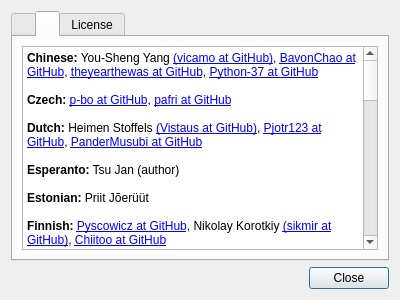
Above: feathernotes/about.ui from tsujan/FeatherNotes before the change. Below: the same form after it.
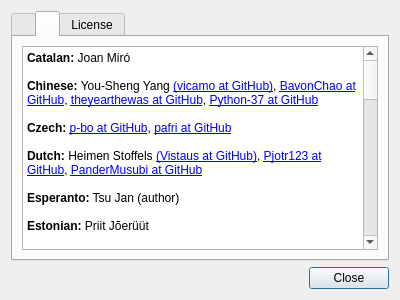
That is the form after the change. The open tabs and pages were chosen to show the change.

```diff
--- a/feathernotes/about.ui
+++ b/feathernotes/about.ui
@@ -97,6 +97,8 @@
 &lt;html&gt;&lt;head&gt;&lt;meta name=&quot;qrichtext&quot; content=&quot;1&quot; /&gt;&lt;style type=&quot;text/css&quot;&gt;
 p, li { white-space: pre-wrap; }
 &lt;/style&gt;&lt;/head&gt;&lt;body style=&quot;  font-weight:400; font-style:normal;&quot;&gt;
+&lt;p style=&quot; margin-top:0px; margin-bottom:0px; margin-left:0px; margin-right:0px; -qt-block-indent:0; text-indent:0px;&quot;&gt;&lt;span style=&quot; font-weight:600;&quot;&gt;Catalan:&lt;/span&gt; Joan Miró&lt;/p&gt;
+&lt;p style=&quot;-qt-paragraph-type:empty; margin-top:0px; margin-bottom:0px; margin-left:0px; margin-right:0px; -qt-block-indent:0; text-indent:0px;&quot;&gt;&lt;br /&gt;&lt;/p&gt;
 &lt;p style=&quot; margin-top:0px; margin-bottom:0px; margin-left:0px; margin-right:0px; -qt-block-indent:0; text-indent:0px;&quot;&gt;&lt;span style=&quot; font-weight:600;&quot;&gt;Chinese:&lt;/span&gt; You-Sheng Yang &lt;a href=&quot;https://github.com/vicamo&quot;&gt;(vicamo at GitHub)&lt;/a&gt;, &lt;a href=&quot;https://github.com/BavonChao&quot;&gt;BavonChao at GitHub&lt;/a&gt;, &lt;a href=&quot;https://github.com/theyearthewas&quot;&gt;theyearthewas at GitHub&lt;/a&gt;, &lt;a href=&quot;https://github.com/Python-37&quot;&gt;Python-37 at GitHub&lt;/a&gt;&lt;/p&gt;
 &lt;p style=&quot;-qt-paragraph-type:empty; margin-top:0px; margin-bottom:0px; margin-left:0px; margin-right:0px; -qt-block-indent:0; text-indent:0px;&quot;&gt;&lt;br /&gt;&lt;/p&gt;
 &lt;p style=&quot; margin-top:0px; margin-bottom:0px; margin-left:0px; margin-right:0px; -qt-block-indent:0; text-indent:0px;&quot;&gt;&lt;span style=&quot; font-weight:600;&quot;&gt;Czech:&lt;/span&gt; &lt;a href=&quot;https://github.com/p-bo&quot;&gt;p-bo at GitHub&lt;/a&gt;, &lt;a href=&quot;https://github.com/pafri&quot;&gt;pafri at GitHub&lt;/a&gt;&lt;/p&gt;
```
